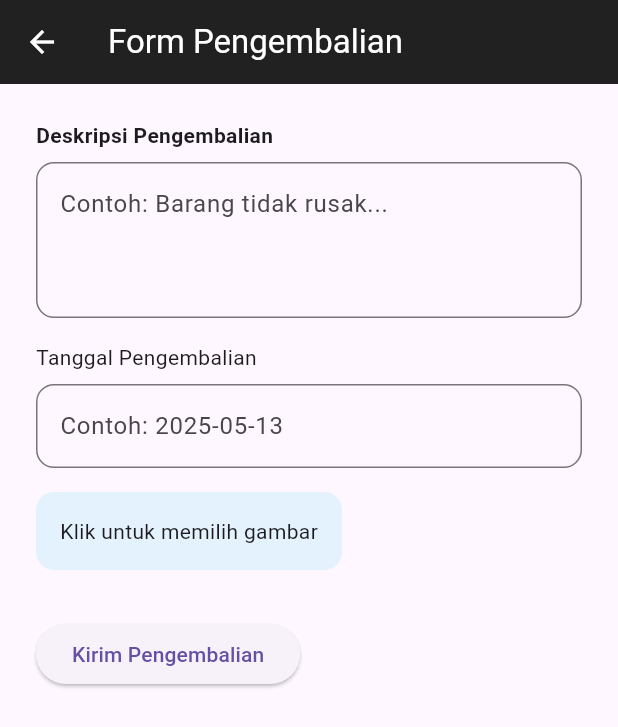
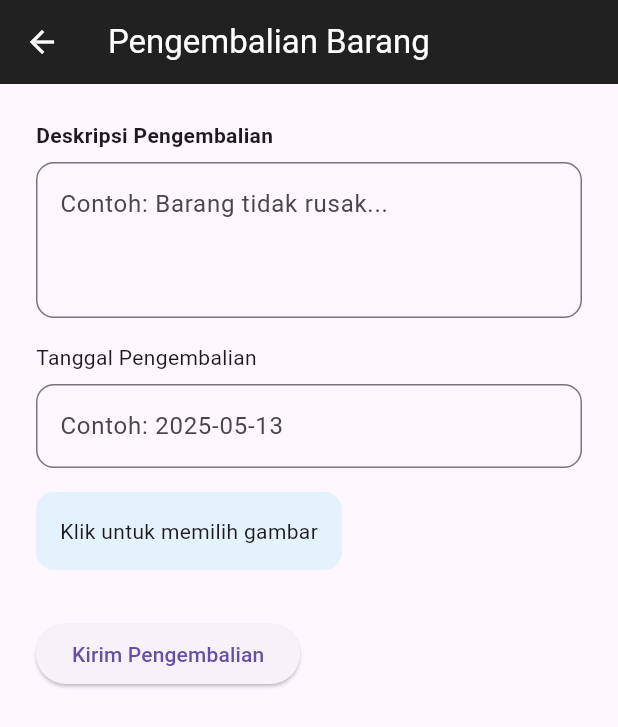
Before and after one commit to spiq85/mobile-cus, a Flutter app: the DetailReturnScreen screen opened directly with empty values, on a phone screen of 412 x 824 dp. Shown: the top 727 px of the screen. Run offline on Flutter 3.47's test engine with Material 3 defaults, Android fonts, the light colour scheme and no system bars; our stand-ins replace cached_network_image, font_awesome_flutter, image_picker, shared_preferences; accounts and stored records are empty; network calls fail.

```diff
--- a/lib/screens/return_request_screen.dart
+++ b/lib/screens/return_request_screen.dart
@@ -122,7 +122,7 @@ class _DetailReturnScreenState extends State<DetailReturnScreen> {
 
     return Scaffold(
       appBar: AppBar(
-        title: const Text('Form Pengembalian'),
+        title: const Text('Pengembalian Barang'),
         backgroundColor: Colors.black87,
         foregroundColor: Colors.white,
       ),
```
Also changed, not shown: lib/screens/borrow_screen.dart (+4 -10 lines), lib/screens/return_screen.dart (+8 -8 lines).
